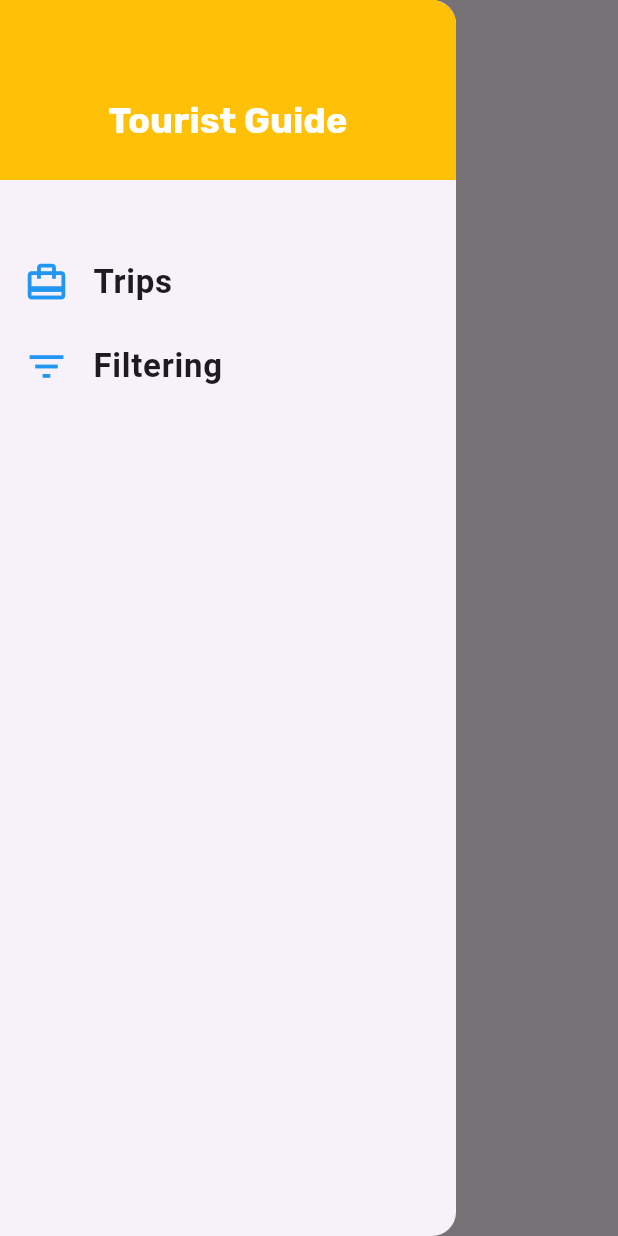
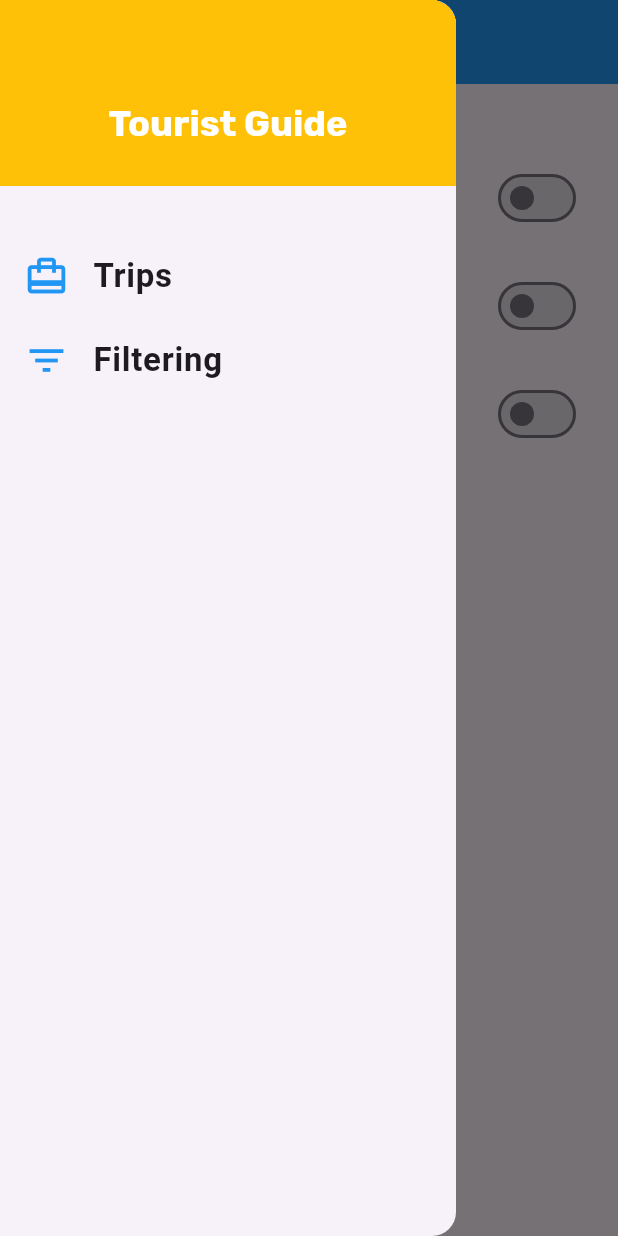
Before and after one commit to Hichri-Mohamed-Yassine/tourist_guide, a Flutter app: the FiltersScreen screen opened by its route, with the side drawer open, on a phone screen of 412 x 824 dp. Run offline on Flutter 3.47's test engine with Material 3 defaults, Android fonts, the phone set to English and light mode, and no system bars; network calls fail.

Commit message:
adding filters screen

```diff
--- a/lib/app_data.dart
+++ b/lib/app_data.dart
@@ -41,7 +41,7 @@ const categories_data = const [
   ),
 ];
 
-const Trips_data = const [
+const Trips_data = [
   Trip(
     id: 'm1',
     categories: [
--- a/lib/models/trip.dart
+++ b/lib/models/trip.dart
@@ -1,4 +1,4 @@
-import 'package:flutter/material.dart';
+//import 'package:flutter/material.dart';
 
 enum Season {
   Winter,
--- a/lib/screens/filters_screen.dart
+++ b/lib/screens/filters_screen.dart
@@ -1,21 +1,89 @@
 import 'package:flutter/material.dart';
 import 'package:traveling_app/widgets/app_drawer.dart';
 
-class FiltersScreen extends StatelessWidget {
+class FiltersScreen extends StatefulWidget {
   const FiltersScreen({super.key});
 
   static const screenRoute = '/filters';
 
   @override
+  State<FiltersScreen> createState() => _FiltersScreenState();
+}
+
+class _FiltersScreenState extends State<FiltersScreen> {
+  var _isInSummer = false;
+  var _isInWinter = false;
+  var _IsForFamily = false;
+
+  @override
   Widget build(BuildContext context) {
     return Scaffold(
       appBar: AppBar(
-        title: Text("filtring"),
+        title: Text(
+          "Filtring",
+        ),
+        backgroundColor: Theme.of(context).primaryColor,
       ),
       drawer: AppDrawer(),
-      body: Center(
-        child: Text("ggggggggggggggg"),
+      body: Column(
+        children: [
+          const SizedBox(
+            height: 40,
+          ),
+          Expanded(
+            child: ListView(
+              children: [
+                buildSwitchListTile(
+                  "Summer Trips",
+                  "Show trips in summer only",
+                  _isInSummer,
+                  (newValue) {
+                    setState(
+                      () {
+                        _isInSummer = newValue;
+                      },
+                    );
+                  },
+                ),
+                buildSwitchListTile(
+                  "Winter Trips",
+                  "Show trips in Winter only",
+                  _isInWinter,
+                  (newValue) {
+                    setState(
+                      () {
+                        _isInWinter = newValue;
+                      },
+                    );
+                  },
+                ),
+                buildSwitchListTile(
+                  "For Family",
+                  "Show trips for family only",
+                  _IsForFamily,
+                  (newValue) {
+                    setState(
+                      () {
+                        _IsForFamily = newValue;
+                      },
+                    );
+                  },
+                ),
+              ],
+            ),
+          )
+        ],
       ),
     );
   }
+
+  Widget buildSwitchListTile(String title, String subtitle, var currentValue,
+      void Function(bool) updateValue) {
+    return SwitchListTile(
+      title: Text(title),
+      subtitle: Text(subtitle),
+      value: currentValue,
+      onChanged: updateValue,
+    );
+  }
 }
--- a/lib/widgets/app_drawer.dart
+++ b/lib/widgets/app_drawer.dart
@@ -10,7 +10,7 @@ class AppDrawer extends StatelessWidget {
       child: Column(
         children: [
           Container(
-            height: 120,
+            height: 124,
             width: double.infinity,
             padding: const EdgeInsets.only(top: 40),
             alignment: Alignment.center,
@@ -21,7 +21,7 @@ class AppDrawer extends StatelessWidget {
             ),
           ),
           const SizedBox(
-            height: 40,
+            height: 32,
           ),
           buildListTile(
             "Trips",
```
Also changed, not shown: lib/screens/tabs_screen.dart (+5 -4 lines).
